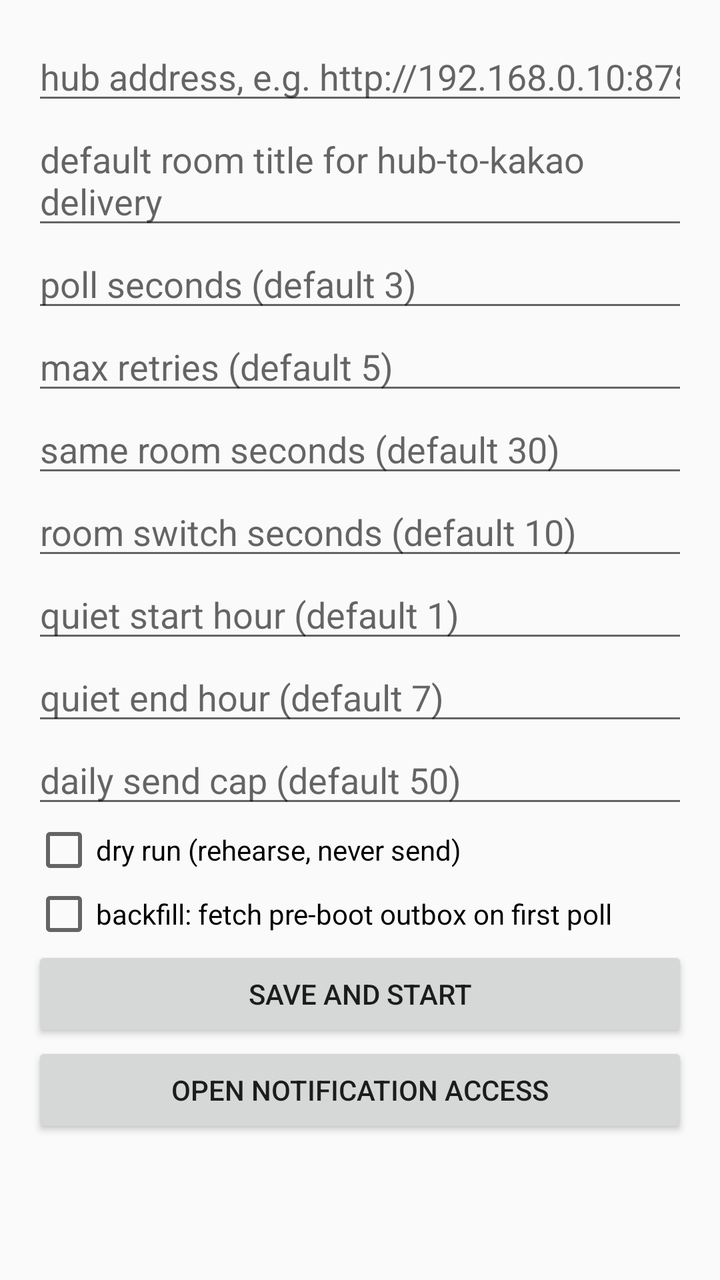
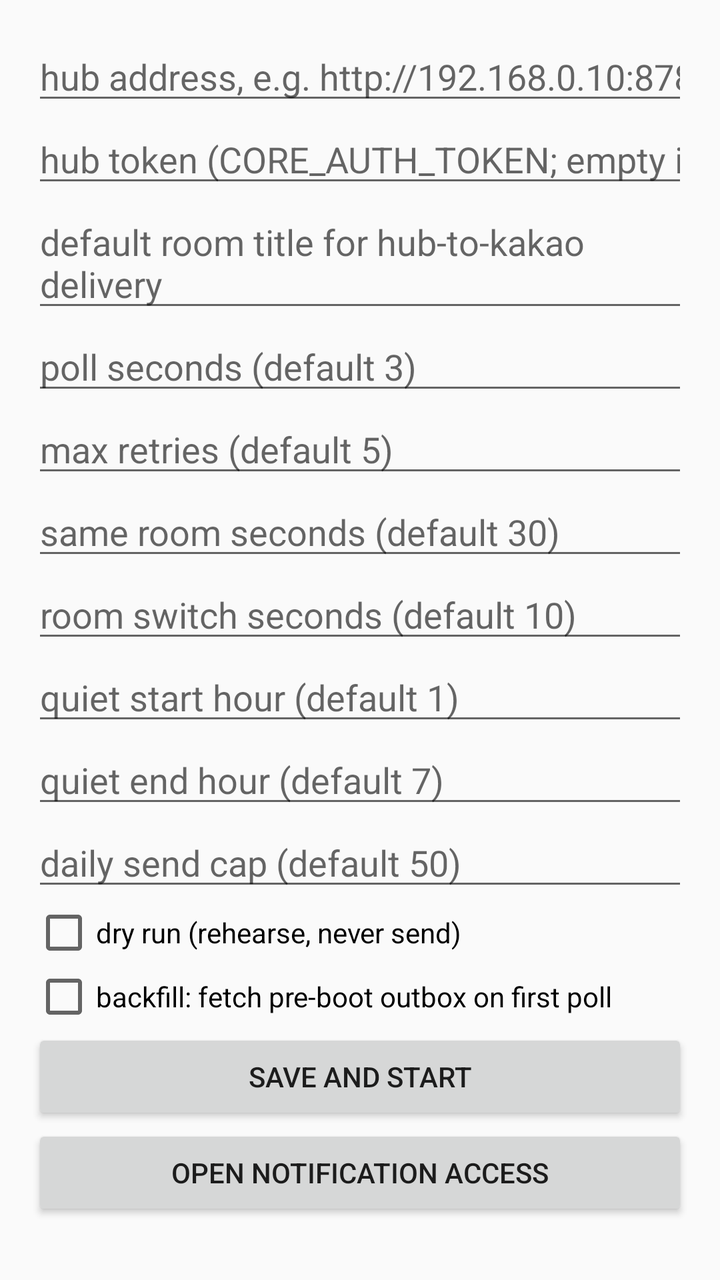

Screens rendered from an Android XML layout before and after an edit, with the pre-edit source and the edit as a unified diff.
<!-- AndroidManifest.xml: application theme Theme.AppCompat.Light.NoActionBar -->
<!-- res/layout/activity_main.xml -->
<?xml version="1.0" encoding="utf-8"?>
<LinearLayout xmlns:android="http://schemas.android.com/apk/res/android"
    android:orientation="vertical"
    android:padding="16dp"
    android:layout_width="match_parent"
    android:layout_height="match_parent">

    <EditText
        android:id="@+id/baseUrl"
        android:hint="hub address, e.g. http://192.168.0.10:8787"
        android:inputType="textUri"
        android:layout_width="match_parent"
        android:layout_height="wrap_content" />

    <EditText
        android:id="@+id/defaultRoom"
        android:hint="default room title for hub-to-kakao delivery"
        android:layout_width="match_parent"
        android:layout_height="wrap_content" />

    <EditText
        android:id="@+id/pollSecs"
        android:hint="poll seconds (default 3)"
        android:inputType="number"
        android:layout_width="match_parent"
        android:layout_height="wrap_content" />

    <EditText
        android:id="@+id/maxRetry"
        android:hint="max retries (default 5)"
        android:inputType="number"
        android:layout_width="match_parent"
        android:layout_height="wrap_content" />

    <EditText
        android:id="@+id/sameRoomSecs"
        android:hint="same room seconds (default 30)"
        android:inputType="number"
        android:layout_width="match_parent"
        android:layout_height="wrap_content" />

    <EditText
        android:id="@+id/roomSwitchSecs"
        android:hint="room switch seconds (default 10)"
        android:inputType="number"
        android:layout_width="match_parent"
        android:layout_height="wrap_content" />

    <EditText
        android:id="@+id/quietStart"
        android:hint="quiet start hour (default 1)"
        android:inputType="number"
        android:layout_width="match_parent"
        android:layout_height="wrap_content" />

    <EditText
        android:id="@+id/quietEnd"
        android:hint="quiet end hour (default 7)"
        android:inputType="number"
        android:layout_width="match_parent"
        android:layout_height="wrap_content" />

    <EditText
        android:id="@+id/dailyCap"
        android:hint="daily send cap (default 50)"
        android:inputType="number"
        android:layout_width="match_parent"
        android:layout_height="wrap_content" />

    <CheckBox
        android:id="@+id/dryRun"
        android:text="dry run (rehearse, never send)"
        android:layout_width="match_parent"
        android:layout_height="wrap_content" />

    <CheckBox
        android:id="@+id/allowBackfill"
        android:text="backfill: fetch pre-boot outbox on first poll"
        android:layout_width="match_parent"
        android:layout_height="wrap_content" />

    <Button
        android:id="@+id/save"
        android:text="Save and start"
        android:layout_width="match_parent"
        android:layout_height="wrap_content" />

    <Button
        android:id="@+id/openAccess"
        android:text="Open notification access"
        android:layout_width="match_parent"
        android:layout_height="wrap_content" />

    <TextView
        android:id="@+id/status"
        android:layout_width="match_parent"
        android:layout_height="wrap_content" />
</LinearLayout>
<!-- resources referenced by this layout -->
<resources>

</resources>

<!-- the commit's change to res/layout/activity_main.xml (unified diff, before → after) -->
@@ -9,6 +9,13 @@
         android:id="@+id/baseUrl"
         android:hint="hub address, e.g. http://192.168.0.10:8787"
         android:inputType="textUri"
+        android:layout_width="match_parent"
+        android:layout_height="wrap_content" />
+
+    <EditText
+        android:id="@+id/authToken"
+        android:hint="hub token (CORE_AUTH_TOKEN; empty if the hub runs open)"
+        android:inputType="textPassword"
         android:layout_width="match_parent"
         android:layout_height="wrap_content" />
 
